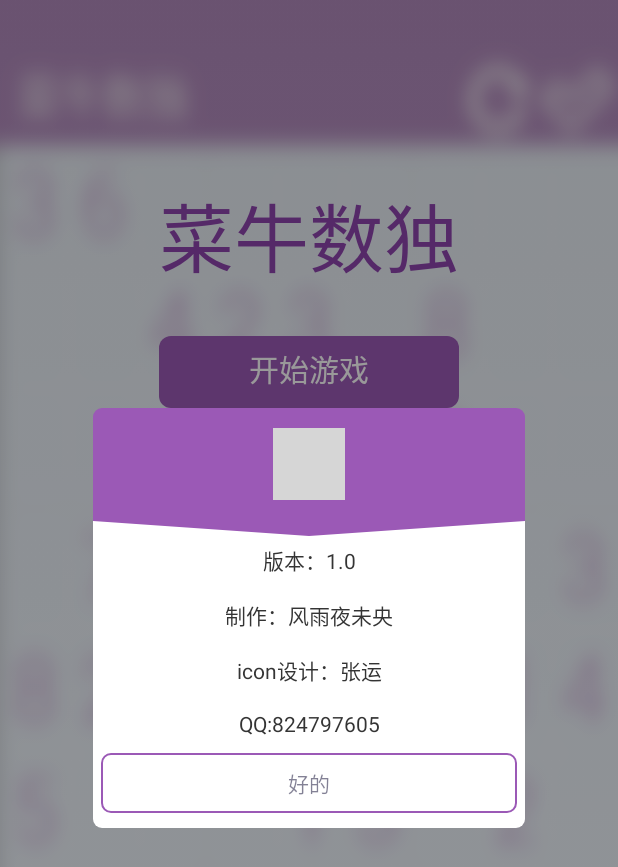
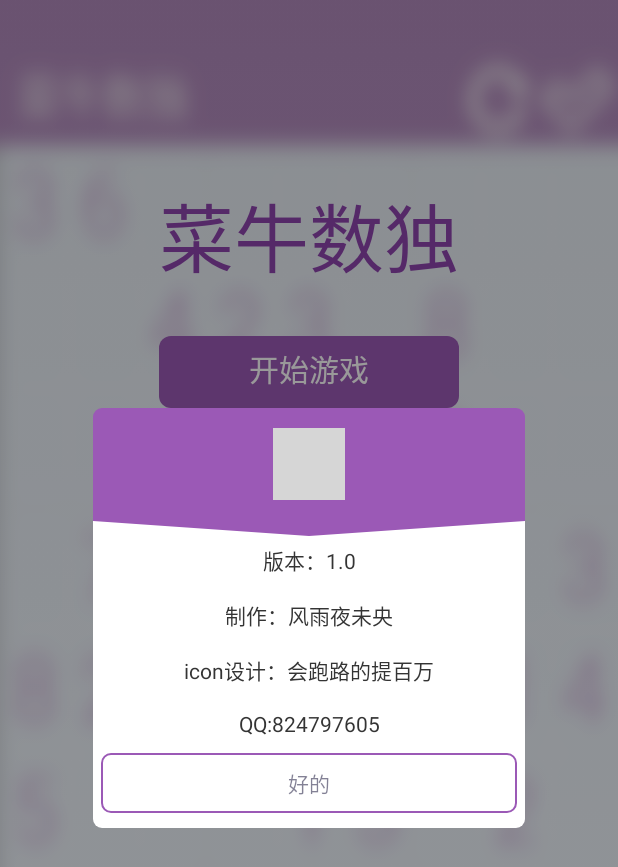
Before and after one commit to benxhinGH/Sudo, an Android app: the screen it shows after launch (StartActivity), after a tap on "关于菜牛", on a phone screen of 412 x 824 dp. Shown: the top 867 px of the screen. Run offline under Robolectric (Android 15) with nearby library versions, the phone set to English and light mode, and no system bars; grey boxes are pictures that could not be loaded.

Commit message:
修改图标和引导页，修复存档bug，导出apk，版本1.0

```diff
--- a/app/build.gradle
+++ b/app/build.gradle
@@ -5,8 +5,8 @@ android {
     buildToolsVersion "23.0.3"
     defaultConfig {
         applicationId "com.lius.sudo"
-        minSdkVersion 16
-        targetSdkVersion 16
+        minSdkVersion 14
+        targetSdkVersion 14
         versionCode 1
         versionName "1.0"
     }
--- a/app/src/main/java/com/lius/sudo/StartActivity.java
+++ b/app/src/main/java/com/lius/sudo/Activity/StartActivity.java
@@ -1,11 +1,10 @@
-package com.lius.sudo;
+package com.lius.sudo.Activity;
 
 import android.app.Activity;
 import android.app.Dialog;
 import android.content.Context;
 import android.content.DialogInterface;
 import android.content.Intent;
-import android.content.SharedPreferences;
 import android.os.Bundle;
 import android.os.Handler;
 import android.os.Message;
@@ -19,9 +18,12 @@ import android.widget.Button;
 import android.widget.ImageView;
 import android.widget.LinearLayout;
 import android.widget.TextView;
-import android.widget.Toast;
 
-import java.util.Map;
+import com.lius.sudo.Dialog.LastDialog;
+import com.lius.sudo.Dialog.LevelDialog;
+import com.lius.sudo.GenerateSudoku;
+import com.lius.sudo.MainActivity;
+import com.lius.sudo.R;
 
 
 /**
@@ -102,40 +104,7 @@ public class StartActivity extends Activity {
 
             }
         });
-        /*levelButton = (Button) findViewById(R.id.level_button);
-        levelButton.setOnClickListener(new View.OnClickListener() {
-            @Override
-            public void onClick(View v) {
-                LevelDialog levelDialog = new LevelDialog(StartActivity.this);
-                levelDialog.setOnDismissListener(new DialogInterface.OnDismissListener() {
-                    @Override
-                    public void onDismiss(DialogInterface dialog) {
-                        switch (level) {
-                            case 1:
-                                levelButton.setText("当前等级：入门级");
-                                break;
-                            case 2:
-                                levelButton.setText("当前等级：初级");
-                                break;
-                            case 3:
-                                levelButton.setText("当前等级：普通");
-                                break;
-                            case 4:
-                                levelButton.setText("当前等级：高级");
-                                break;
-                            case 5:
-                                levelButton.setText("当前等级：骨灰级");
-                                break;
-                            default:
-                                break;
-                        }
-                    }
-                });
-                levelDialog.show();
 
-
-            }
-        });*/
         elseButton=(Button)findViewById(R.id.else_button);
         elseButton.setOnClickListener(new View.OnClickListener() {
             @Override
--- a/app/src/main/java/com/lius/sudo/WelcomeActivity.java
+++ b/app/src/main/java/com/lius/sudo/Activity/WelcomeActivity.java
@@ -1,9 +1,11 @@
-package com.lius.sudo;
+package com.lius.sudo.Activity;
 
 import android.app.Activity;
 import android.content.Intent;
 import android.os.Bundle;
 import android.view.Window;
+
+import com.lius.sudo.R;
 
 import java.util.Timer;
 import java.util.TimerTask;
@@ -26,7 +28,7 @@ public class WelcomeActivity extends Activity{
                 finish();
             }
         };
-        timer.schedule(task,1000*1);
+        timer.schedule(task,1000*2);
 
     }
 }
--- a/app/src/main/java/com/lius/sudo/LastDialog.java
+++ b/app/src/main/java/com/lius/sudo/Dialog/LastDialog.java
@@ -1,4 +1,4 @@
-package com.lius.sudo;
+package com.lius.sudo.Dialog;
 
 import android.app.Dialog;
 import android.content.Context;
@@ -11,7 +11,6 @@ import android.graphics.Path;
 import android.graphics.drawable.ShapeDrawable;
 import android.graphics.drawable.shapes.RoundRectShape;
 import android.os.Bundle;
-import android.util.Log;
 import android.view.View;
 import android.view.ViewGroup;
 import android.view.WindowManager;
@@ -20,6 +19,10 @@ import android.view.animation.AnimationSet;
 import android.widget.ImageView;
 import android.widget.LinearLayout;
 import android.widget.TextView;
+
+import com.lius.sudo.tools.AnimationLoader;
+import com.lius.sudo.tools.DisplayUtil;
+import com.lius.sudo.R;
 
 /**
  * Created by lius on 16-6-5.
@@ -34,12 +37,12 @@ public class LastDialog extends Dialog{
     private View mDialogView;
     private TextView t1,t2,t3,t4,mPositiveBtn;
     public LastDialog(Context context) {
-        super(context,R.style.color_dialog);
+        super(context, R.style.color_dialog);
         this.context=context;
         init();
     }
     private void init(){
-        animIn=AnimationLoader.getInAnimation(getContext());
+        animIn= AnimationLoader.getInAnimation(getContext());
         animOut=AnimationLoader.getOutAnimation(getContext());
 
     }
@@ -92,7 +95,7 @@ public class LastDialog extends Dialog{
 
         t1.setText("版本：1.0");
         t2.setText("制作：风雨夜未央");
-        t3.setText("icon设计：张运" );
+        t3.setText("icon设计：会跑路的提百万" );
         t4.setText("QQ:824797605");
 
         mPositiveBtn.setText("好的");
--- a/app/src/main/java/com/lius/sudo/SudoView.java
+++ b/app/src/main/java/com/lius/sudo/SudoView.java
@@ -8,6 +8,9 @@ import android.util.AttributeSet;
 import android.view.MotionEvent;
 import android.view.View;
 import android.widget.Toast;
+
+import com.lius.sudo.Activity.StartActivity;
+import com.lius.sudo.Dialog.KeyDialog;
 
 
 /**
--- a/app/src/main/java/com/lius/sudo/AnimationLoader.java
+++ b/app/src/main/java/com/lius/sudo/tools/AnimationLoader.java
@@ -1,4 +1,4 @@
-package com.lius.sudo;
+package com.lius.sudo.tools;
 
 import android.content.Context;
 import android.view.animation.AlphaAnimation;
--- a/app/src/main/java/com/lius/sudo/DisplayUtil.java
+++ b/app/src/main/java/com/lius/sudo/tools/DisplayUtil.java
@@ -1,4 +1,4 @@
-package com.lius.sudo;
+package com.lius.sudo.tools;
 
 import android.content.Context;
 import android.graphics.Point;
```
Also changed, not shown: app/src/main/AndroidManifest.xml (+3 -7 lines), app/src/main/java/com/lius/sudo/Activity/ArchiveActivity.java (renamed from app/src/main/java/com/lius/sudo/ArchiveActivity.java, +27 -5 lines), app/src/main/java/com/lius/sudo/Dialog/KeyDialog.java (renamed from app/src/main/java/com/lius/sudo/LevelDialog.java, +38 -31 lines), app/src/main/java/com/lius/sudo/Dialog/LDialog.java (renamed from app/src/main/java/com/lius/sudo/LDialog.java, +7 -9 lines), app/src/main/java/com/lius/sudo/Dialog/LevelDialog.java (renamed from app/src/main/java/com/lius/sudo/KeyDialog.java, +35 -34 lines), app/src/main/java/com/lius/sudo/Dialog/MenuDialog.java (renamed from app/src/main/java/com/lius/sudo/MenuDialog.java, +7 -3 lines), app/src/main/java/com/lius/sudo/MainActivity.java (+8 -61 lines), app/src/main/res/drawable/welcome.png, app/src/main/res/mipmap-hdpi/app_icon.png, app/src/main/res/mipmap-mdpi/app_icon.png, app/src/main/res/mipmap-xhdpi/app_icon.png, app/src/main/res/mipmap-xxhdpi/app_icon.png, app/src/main/res/mipmap-xxxhdpi/app_icon.png, 1 other file.
